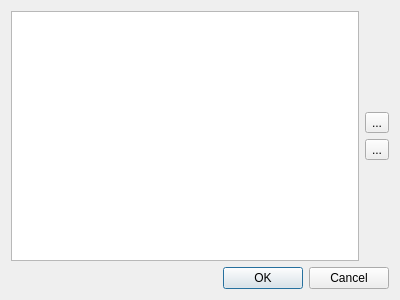
Before: the Qt Designer form bookmarkmanagerdialog.ui in haraki/farman, drawn with Qt 5.
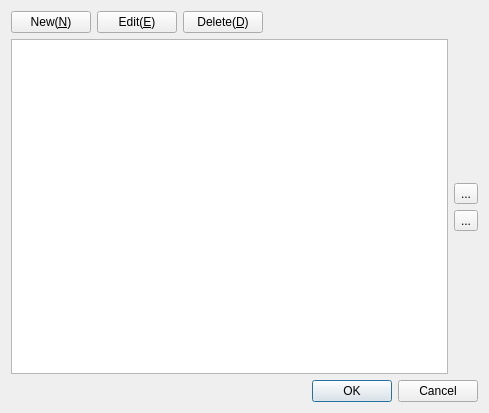
After: the same form once the commit is applied.

Commit message: implemented BookmarkManagerDialog.(refs #79)

The edit to the form file:
```diff
--- a/bookmarkmanagerdialog.ui
+++ b/bookmarkmanagerdialog.ui
@@ -6,18 +6,15 @@
    <rect>
     <x>0</x>
     <y>0</y>
-    <width>400</width>
-    <height>300</height>
+    <width>489</width>
+    <height>413</height>
    </rect>
   </property>
   <property name="windowTitle">
    <string>Bookmark Manager</string>
   </property>
   <layout class="QGridLayout" name="gridLayout">
-   <item row="0" column="0">
-    <widget class="QTableView" name="bookmarksTableView"/>
-   </item>
-   <item row="0" column="1">
+   <item row="1" column="1">
     <layout class="QVBoxLayout" name="verticalLayout">
      <item>
       <spacer name="verticalSpacer">
@@ -61,7 +58,7 @@
      </item>
     </layout>
    </item>
-   <item row="1" column="0" colspan="2">
+   <item row="2" column="0" colspan="2">
     <widget class="QDialogButtonBox" name="buttonBox">
      <property name="orientation">
       <enum>Qt::Horizontal</enum>
@@ -71,6 +68,75 @@
      </property>
     </widget>
    </item>
+   <item row="1" column="0">
+    <widget class="QTableView" name="bookmarksTableView">
+     <property name="tabKeyNavigation">
+      <bool>false</bool>
+     </property>
+     <property name="selectionMode">
+      <enum>QAbstractItemView::SingleSelection</enum>
+     </property>
+     <property name="selectionBehavior">
+      <enum>QAbstractItemView::SelectRows</enum>
+     </property>
+     <property name="showGrid">
+      <bool>false</bool>
+     </property>
+     <attribute name="horizontalHeaderStretchLastSection">
+      <bool>true</bool>
+     </attribute>
+     <attribute name="verticalHeaderVisible">
+      <bool>false</bool>
+     </attribute>
+    </widget>
+   </item>
+   <item row="0" column="0">
+    <layout class="QHBoxLayout" name="horizontalLayout">
+     <item>
+      <widget class="QPushButton" name="newPushButton">
+       <property name="text">
+        <string>New(&amp;N)</string>
+       </property>
+       <property name="shortcut">
+        <string>N</string>
+       </property>
+      </widget>
+     </item>
+     <item>
+      <widget class="QPushButton" name="editPushButton">
+       <property name="text">
+        <string>Edit(&amp;E)</string>
+       </property>
+       <property name="shortcut">
+        <string>E</string>
+       </property>
+      </widget>
+     </item>
+     <item>
+      <widget class="QPushButton" name="deletePushButton">
+       <property name="text">
+        <string>Delete(&amp;D)</string>
+       </property>
+       <property name="shortcut">
+        <string>D</string>
+       </property>
+      </widget>
+     </item>
+     <item>
+      <spacer name="horizontalSpacer">
+       <property name="orientation">
+        <enum>Qt::Horizontal</enum>
+       </property>
+       <property name="sizeHint" stdset="0">
+        <size>
+         <width>40</width>
+         <height>20</height>
+        </size>
+       </property>
+      </spacer>
+     </item>
+    </layout>
+   </item>
   </layout>
  </widget>
  <resources/>
```
Left out of the diff: 14 changed lines with no effect on the pictures. The commit also changes 4 other files.
